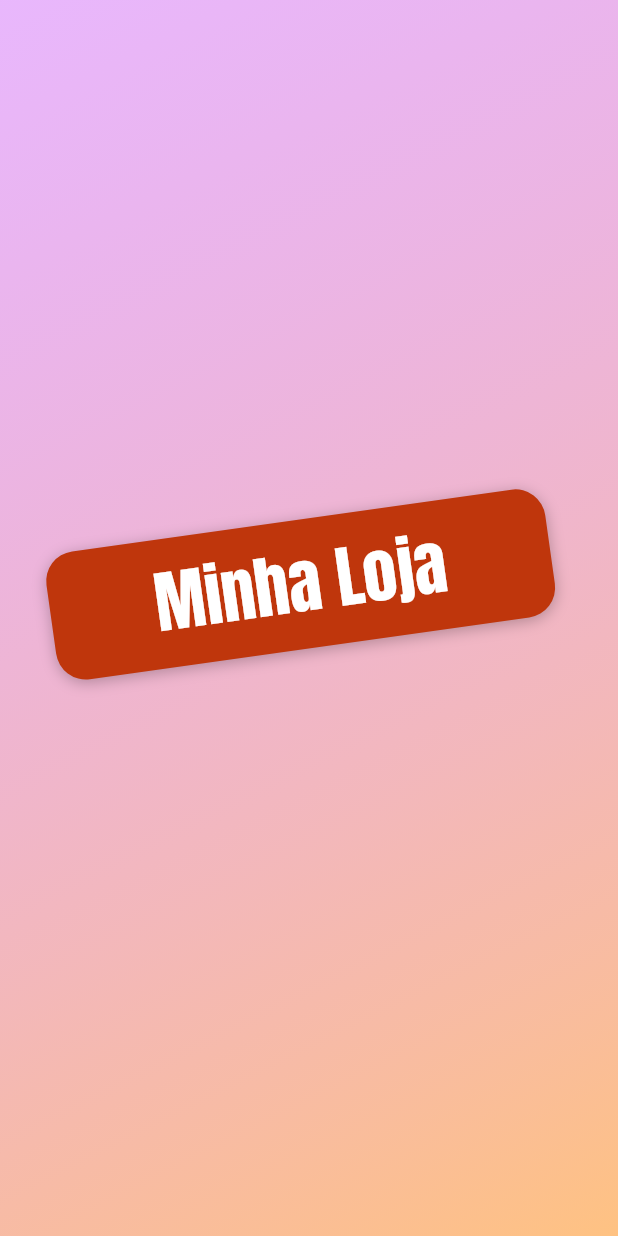
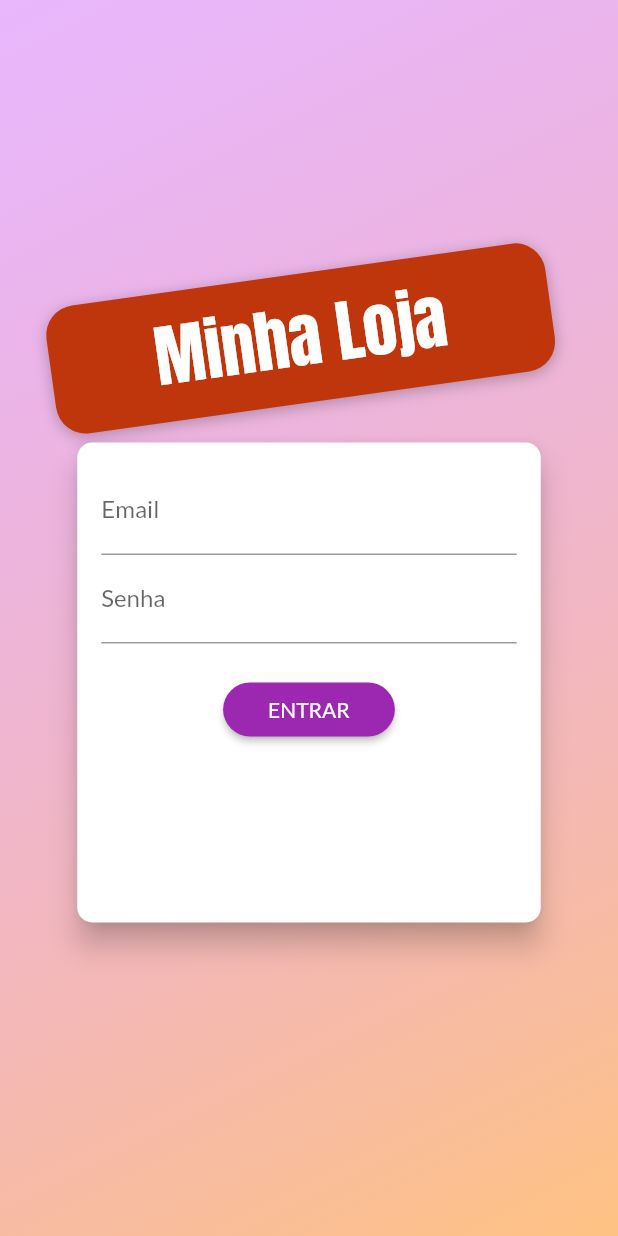
Before and after one commit to pedroahfreitas/shoploja, a Flutter app: the screen it shows after launch, on a phone screen of 412 x 824 dp. Run offline on Flutter 3.47's test engine with Material 2 defaults, Android fonts, the phone set to English and light mode, and no system bars.

Commit message:
Evolução tela login
Colocando validações no e-mail e senha

```diff
--- /dev/null
+++ b/lib/components/auth_form.dart
@@ -0,0 +1,98 @@
+import 'package:flutter/material.dart';
+
+enum AuthMode { Singup, login }
+
+class AuthForm extends StatefulWidget {
+  const AuthForm({super.key});
+
+  @override
+  State<AuthForm> createState() => _AuthFormState();
+}
+
+class _AuthFormState extends State<AuthForm> {
+  final _passwordController = TextEditingController();
+  AuthMode _authMode = AuthMode.login;
+  Map<String, String> _authData = {
+    'email': '',
+    'password': '',
+  };
+  void _submit() {}
+  @override
+  Widget build(BuildContext context) {
+    final deviceSize = MediaQuery.of(context).size;
+    return Card(
+      elevation: 8,
+      shape: RoundedRectangleBorder(
+        borderRadius: BorderRadius.circular(10),
+      ),
+      child: Container(
+        padding: EdgeInsets.all(16),
+        height: 320,
+        width: deviceSize.width * 0.75,
+        child: Form(
+          child: Column(
+            children: [
+              TextFormField(
+                decoration: InputDecoration(labelText: 'Email'),
+                keyboardType: TextInputType.emailAddress,
+                onSaved: (email) => _authData['email'] = email ?? '',
+                validator: (_email) {
+                  final email = _email ?? '';
+                  if (email.trim().isEmpty || email.contains('@')) {
+                    return 'Informe um e-mail válido.';
+                  }
+                  return null;
+                },
+              ),
+              TextFormField(
+                decoration: InputDecoration(labelText: 'Senha'),
+                keyboardType: TextInputType.emailAddress,
+                obscureText: true,
+                controller: _passwordController,
+                onSaved: (password) => _authData['password'] = password ?? '',
+                validator: (_password) {
+                  final password = _password ?? '';
+                  if (password.isEmpty || password.length < 6) {
+                    return 'Informe uma senha válida.';
+                  }
+                  return null;
+                },
+              ),
+              if (_authMode == AuthMode.Singup)
+                TextFormField(
+                  decoration: InputDecoration(labelText: 'Confirmar Senha'),
+                  keyboardType: TextInputType.emailAddress,
+                  obscureText: true,
+                  validator: _authMode == AuthMode.login
+                      ? null
+                      : (_password) {
+                          final password = _password ?? '';
+                          if (password != _passwordController.text) {
+                            return 'Senhas informadas não conferem.';
+                          }
+                          return null;
+                        },
+                ),
+              SizedBox(height: 20),
+              ElevatedButton(
+                onPressed: _submit,
+                child: Text(
+                  _authMode == AuthMode.login ? 'ENTRAR' : 'REGISTRAR',
+                ),
+                style: ElevatedButton.styleFrom(
+                  shape: RoundedRectangleBorder(
+                    borderRadius: BorderRadius.circular(30),
+                  ),
+                  padding: const EdgeInsets.symmetric(
+                    horizontal: 30,
+                    vertical: 8,
+                  ),
+                ),
+              ),
+            ],
+          ),
+        ),
+      ),
+    );
+  }
+}
--- a/lib/pages/auth_page.dart
+++ b/lib/pages/auth_page.dart
@@ -1,6 +1,7 @@
 import 'dart:math';
 
 import 'package:flutter/material.dart';
+import 'package:shopp/components/auth_form.dart';
 
 class AuthPage extends StatelessWidget {
   const AuthPage({Key? key}) : super(key: key);
@@ -54,7 +55,8 @@ class AuthPage extends StatelessWidget {
                       color: Colors.white,
                     ),
                   ),
-                )
+                ),
+                AuthForm(),
               ],
             ),
           ),
```
